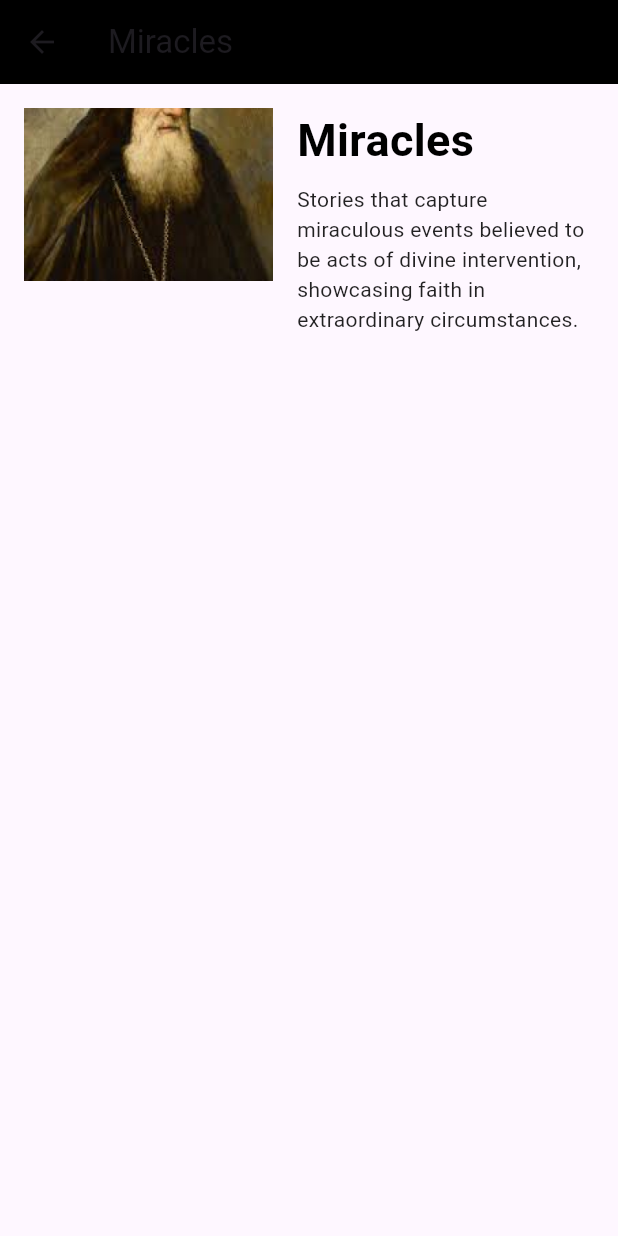
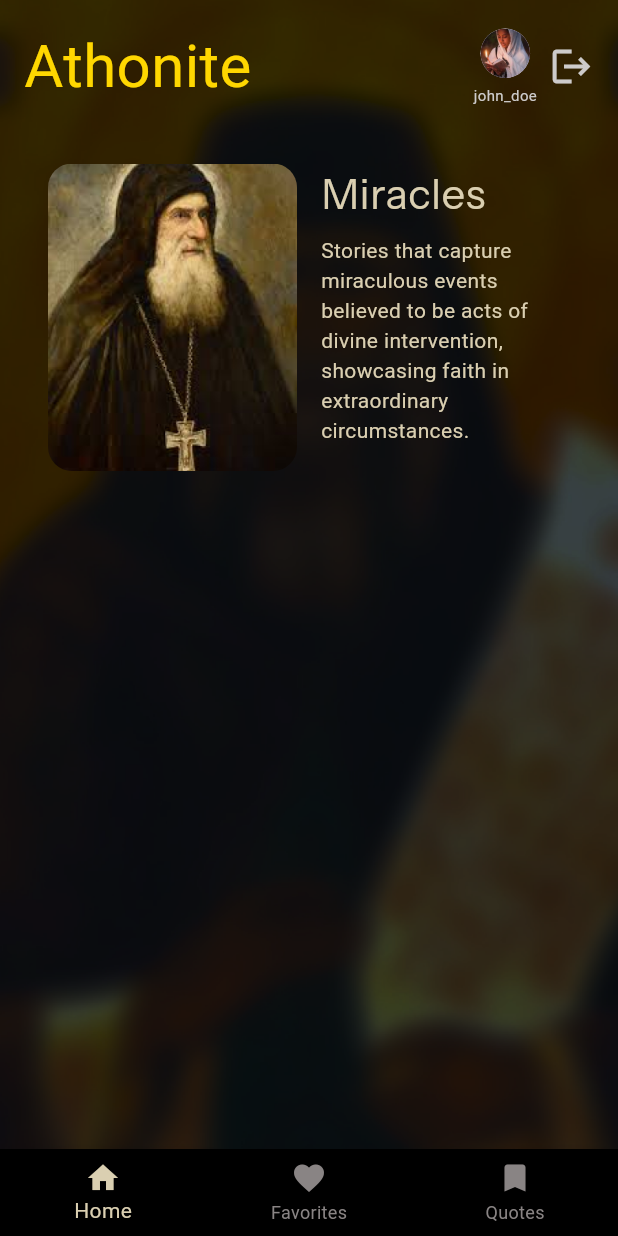
Before and after one commit to Lidiya-MK/Athonite, a Flutter app: the CategoryDetailScreen screen opened directly with sample values from the repository, on a phone screen of 412 x 824 dp. Run offline on Flutter 3.47's test engine with Material 3 defaults, Android fonts, the phone set to English and light mode, and no system bars; our stand-ins replace flutter_animate, google_fonts.

```diff
--- a/app/lib/presentation/screens/categoryDetail.dart
+++ b/app/lib/presentation/screens/categoryDetail.dart
@@ -1,29 +1,94 @@
 import 'package:flutter/material.dart';
+import 'package:google_fonts/google_fonts.dart';
 import '../../models/category.dart';
+import '../../models/user.dart';
+import '../../data/userSample.dart';
 
 class CategoryDetailScreen extends StatelessWidget {
   final Category category;
+  final User currentUser = sampleUsers[0];
 
-  const CategoryDetailScreen({Key? key, required this.category}) : super(key: key);
+  CategoryDetailScreen({Key? key, required this.category}) : super(key: key);
 
   @override
   Widget build(BuildContext context) {
     return Scaffold(
-      appBar: AppBar(
-        title: Text(category.name),
-        backgroundColor: Colors.black,
+      body: Stack(
+        children: [
+
+          Positioned.fill(
+            child: Image.asset(
+              'assets/homeSaint.png',
+              fit: BoxFit.cover,
             ),
-      body: Padding(
+          ),
+
+          Positioned.fill(
+            child: Container(
+              color: Colors.black.withOpacity(0.5),
+            ),
+          ),
+          Padding(
+            padding: const EdgeInsets.all(16.0),
+            child: Column(
+              children: [
+
+                Row(
+                  mainAxisAlignment: MainAxisAlignment.spaceBetween,
+                  children: [
+                    Text(
+                      "Athonite",
+                      style: GoogleFonts.islandMoments(
+                        color: Color(0xFFFFD700),
+                        fontSize: 40,
+                      ),
+                    ),
+                    Row(
+                      children: [
+                        Column(
+                          children: [
+                            CircleAvatar(
+                              backgroundImage: AssetImage(currentUser.profilePic),
+                              radius: 16.5,
+                            ),
+                            const SizedBox(height: 4),
+                            Text(
+                              currentUser.username,
+                              style: TextStyle(
+                                color: Color(0xFFCDCBCB),
+                                fontSize: 10,
+                              ),
+                            ),
+                          ],
+                        ),
+                        const SizedBox(width: 8),
+                        Icon(
+                          Icons.logout,
+                          color: Color(0xFFCDCBCB),
+                          size: 30,
+                        ),
+                      ],
+                    ),
+                  ],
+                ),
+                const SizedBox(height: 20),
+
+                Expanded(
+                  child: Padding(
                     padding: const EdgeInsets.all(16.0),
                     child: Row(
                       crossAxisAlignment: CrossAxisAlignment.start,
                       children: [
-            Image.asset(
+                        ClipRRect(
+                        borderRadius: BorderRadius.circular(16),
+                        child: Image.asset(
                           category.image,
                           width: 166,
-              height: 115,
+                          height: 205,
                           fit: BoxFit.cover,
                         ),
+                      ),
+
                         const SizedBox(width: 16),
                         Expanded(
                           child: Column(
@@ -31,18 +96,18 @@ class CategoryDetailScreen extends StatelessWidget {
                             children: [
                               Text(
                               category.name,
-                    style: const TextStyle(
-                      fontSize: 30,
-                      fontWeight: FontWeight.bold,
-                      color: Colors.black,
+                              style: GoogleFonts.instrumentSans(
+                                fontSize: 28,
+                                color: Color(0xFFDACFB1),
                               ),
                             ),
+
                               const SizedBox(height: 8),
                               Text(
                                 category.description,
                                 style: const TextStyle(
                                   fontSize: 14,
-                      color: Colors.black87,
+                                  color: Color(0xFFDACFB1),
                                 ),
                               ),
                             ],
@@ -51,6 +116,37 @@ class CategoryDetailScreen extends StatelessWidget {
                       ],
                     ),
                   ),
+                ),
+              ],
+            ),
+          ),
+        ],
+      ),
+
+      bottomNavigationBar: BottomNavigationBar(
+        backgroundColor: Colors.black,
+        items: [
+          BottomNavigationBarItem(
+            icon: Icon(Icons.home, color: Color(0xFFDACFB1)),
+            label: 'Home',
+          ),
+          BottomNavigationBarItem(
+            icon: Icon(Icons.favorite, color: Color(0xFF898484)),
+            label: 'Favorites',
+          ),
+          BottomNavigationBarItem(
+            icon: Icon(Icons.bookmark, color: Color(0xFF898484)),
+            label: 'Quotes',
+          ),
+        ],
+        currentIndex: 0,
+        selectedItemColor: Color(0xFFDACFB1),
+        unselectedItemColor: Color(0xFF898484),
+        showUnselectedLabels: true,
+        onTap: (index) {
+
+        },
+      ),
     );
   }
 }
```
Also changed, not shown: app/lib/presentation/screens/home.dart (+30 -19 lines). Lines whose indentation alone changed are shown as unchanged.
